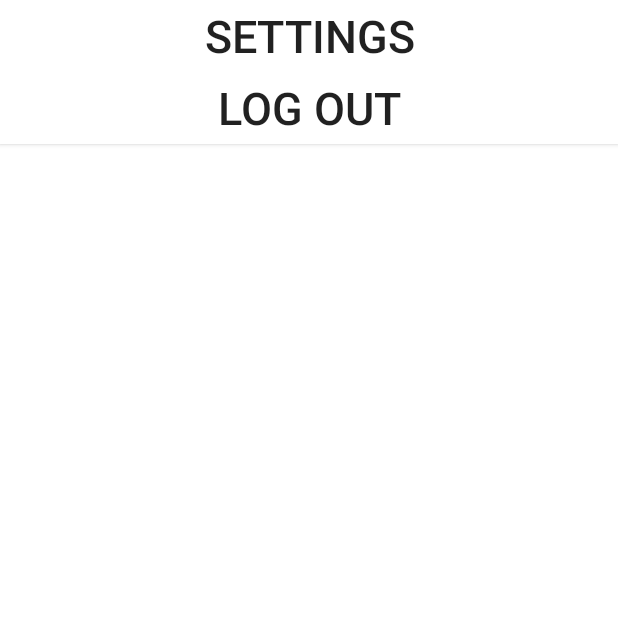
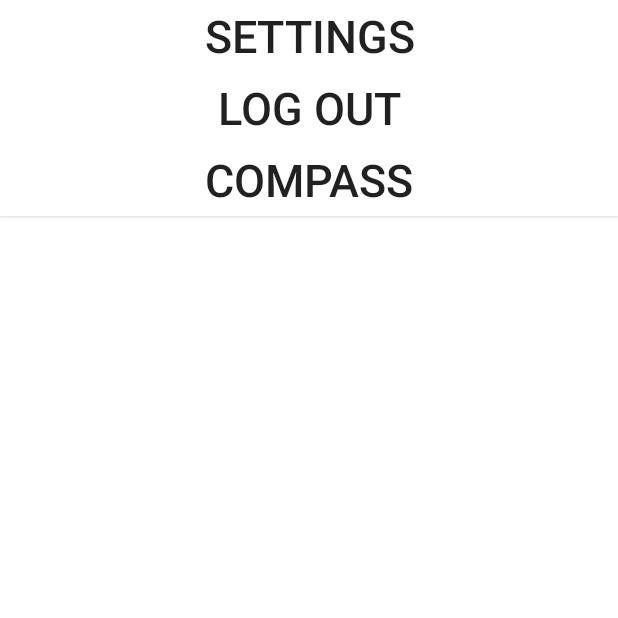
Before and after one commit to BorisPolonsky/Yamba, an Android app: the MiscActivity screen opened directly, with no data from a screen before it, on a phone screen of 412 x 824 dp, the top half of it. Run offline under Robolectric (Android 15) with nearby library versions, the phone set to English and light mode, and no system bars.

Commit message:
Minor Update
Added Compass

```diff
--- a/app/src/main/AndroidManifest.xml
+++ b/app/src/main/AndroidManifest.xml
@@ -46,6 +46,7 @@
         <activity
             android:name=".MiscActivity"
             android:label="@string/titleMiscActivity" />
+        <activity android:name=".CompassActivity"></activity>
 
         <service android:name=".UpdaterService" />
 
--- a/app/src/main/java/com/example/administrator/yamba/MiscActivity.java
+++ b/app/src/main/java/com/example/administrator/yamba/MiscActivity.java
@@ -16,6 +16,7 @@ public class MiscActivity extends Activity
 {
     private Button buttonSettings;
     private Button buttonLogOut;
+    private Button buttonCompass;
     private static final String TAG=MiscActivity.class.getSimpleName();
     @Override
     protected void onCreate(@Nullable Bundle savedInstanceState) {
@@ -24,6 +25,7 @@ public class MiscActivity extends Activity
         this.setContentView(R.layout.misc);
         this.buttonSettings =(Button)findViewById(R.id.buttonSettings);
         this.buttonLogOut=(Button)findViewById(R.id.buttonLogOut);
+        this.buttonCompass=(Button)findViewById(R.id.buttonCompass);
         this.buttonSettings.setOnClickListener(new View.OnClickListener() {
             @Override
             public void onClick(View v) {
@@ -37,5 +39,11 @@ public class MiscActivity extends Activity
                 yamba.logOut();
             }
         });
+        this.buttonCompass.setOnClickListener(new View.OnClickListener() {
+            @Override
+            public void onClick(View v) {
+                startActivity(new Intent(MiscActivity.this, CompassActivity.class));
+            }
+        });
     }
 }
--- a/app/src/main/res/layout/misc.xml
+++ b/app/src/main/res/layout/misc.xml
@@ -22,4 +22,13 @@
         android:layout_gravity="top|center_horizontal"
         android:id="@+id/buttonLogOut"
         android:background="#FFFF"/>
+    <Button
+        android:layout_width="match_parent"
+        android:layout_height="wrap_content"
+        android:text="@string/buttonCompass"
+        android:textSize="30sp"
+        android:gravity="center"
+        android:layout_gravity="top|center_horizontal"
+        android:id="@+id/buttonCompass"
+        android:background="#FFFF"/>
 </LinearLayout>
--- a/app/src/main/res/values/strings.xml
+++ b/app/src/main/res/values/strings.xml
@@ -25,5 +25,5 @@
     <string name="send_timeline_notifications_permission_description">Send timeline notifications</string>
     <string name="appwidget_text">EXAMPLE</string>
     <string name="add_widget">Add widget</string>
-
+    <string name="buttonCompass">Compass</string>
 </resources>
```
Also changed, not shown: app/src/main/java/com/example/administrator/yamba/CompassActivity.java (added, +77 -0 lines), app/src/main/java/com/example/administrator/yamba/Rose.java (added, +31 -0 lines), app/src/main/res/drawable/compass.jpg (added).
